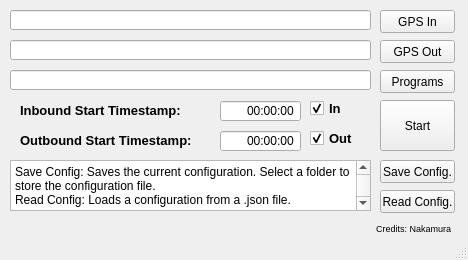
N4kamura/GREEN_WAVES, file interface/interface.ui: the form before one commit.
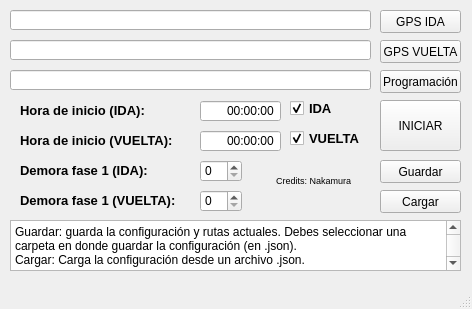
The form after the commit.

Patch:
```diff
--- a/interface/interface.ui
+++ b/interface/interface.ui
@@ -6,20 +6,20 @@
    <rect>
     <x>0</x>
     <y>0</y>
-    <width>468</width>
-    <height>260</height>
+    <width>472</width>
+    <height>309</height>
    </rect>
   </property>
   <property name="minimumSize">
    <size>
-    <width>468</width>
-    <height>194</height>
+    <width>472</width>
+    <height>309</height>
    </size>
   </property>
   <property name="maximumSize">
    <size>
-    <width>468</width>
-    <height>300</height>
+    <width>472</width>
+    <height>309</height>
    </size>
   </property>
   <property name="windowTitle">
@@ -41,12 +41,12 @@
      <rect>
       <x>380</x>
       <y>10</y>
-      <width>75</width>
+      <width>81</width>
       <height>23</height>
      </rect>
     </property>
     <property name="text">
-     <string>GPS In</string>
+     <string>GPS IDA</string>
     </property>
    </widget>
    <widget class="QLineEdit" name="programLine">
@@ -64,12 +64,12 @@
      <rect>
       <x>380</x>
       <y>70</y>
-      <width>75</width>
+      <width>81</width>
       <height>23</height>
      </rect>
     </property>
     <property name="text">
-     <string>Programs</string>
+     <string>Programación</string>
     </property>
    </widget>
    <widget class="QPushButton" name="startButton">
@@ -77,12 +77,12 @@
      <rect>
       <x>380</x>
       <y>100</y>
-      <width>75</width>
+      <width>81</width>
       <height>51</height>
      </rect>
     </property>
     <property name="text">
-     <string>Start</string>
+     <string>INICIAR</string>
     </property>
    </widget>
    <widget class="QLabel" name="label">
@@ -90,7 +90,7 @@
      <rect>
       <x>20</x>
       <y>100</y>
-      <width>191</width>
+      <width>171</width>
       <height>21</height>
      </rect>
     </property>
@@ -102,13 +102,13 @@
      </font>
     </property>
     <property name="text">
-     <string>Inbound Start Timestamp: </string>
+     <string>Hora de inicio (IDA):</string>
     </property>
    </widget>
    <widget class="QTimeEdit" name="in_timeEdit">
     <property name="geometry">
      <rect>
-      <x>220</x>
+      <x>200</x>
       <y>100</y>
       <width>81</width>
       <height>22</height>
@@ -129,7 +129,7 @@
      <rect>
       <x>20</x>
       <y>130</y>
-      <width>191</width>
+      <width>171</width>
       <height>21</height>
      </rect>
     </property>
@@ -141,13 +141,13 @@
      </font>
     </property>
     <property name="text">
-     <string>Outbound Start Timestamp: </string>
+     <string>Hora de inicio (VUELTA):</string>
     </property>
    </widget>
    <widget class="QTimeEdit" name="out_timeEdit">
     <property name="geometry">
      <rect>
-      <x>220</x>
+      <x>200</x>
       <y>130</y>
       <width>81</width>
       <height>22</height>
@@ -166,10 +166,10 @@
    <widget class="QLabel" name="label_3">
     <property name="geometry">
      <rect>
-      <x>330</x>
-      <y>220</y>
-      <width>121</width>
-      <height>16</height>
+      <x>270</x>
+      <y>170</y>
+      <width>81</width>
+      <height>20</height>
      </rect>
     </property>
     <property name="font">
@@ -189,9 +189,9 @@
    <widget class="QCheckBox" name="in_checkBox">
     <property name="geometry">
      <rect>
-      <x>310</x>
+      <x>290</x>
       <y>100</y>
-      <width>61</width>
+      <width>71</width>
       <height>17</height>
      </rect>
     </property>
@@ -203,7 +203,7 @@
      </font>
     </property>
     <property name="text">
-     <string>In</string>
+     <string>IDA</string>
     </property>
     <property name="checked">
      <bool>true</bool>
@@ -212,9 +212,9 @@
    <widget class="QCheckBox" name="out_checkBox">
     <property name="geometry">
      <rect>
-      <x>310</x>
+      <x>290</x>
       <y>130</y>
-      <width>61</width>
+      <width>81</width>
       <height>17</height>
      </rect>
     </property>
@@ -226,7 +226,7 @@
      </font>
     </property>
     <property name="text">
-     <string>Out</string>
+     <string>VUELTA</string>
     </property>
     <property name="checked">
      <bool>true</bool>
@@ -237,12 +237,12 @@
      <rect>
       <x>380</x>
       <y>40</y>
-      <width>75</width>
+      <width>81</width>
       <height>23</height>
      </rect>
     </property>
     <property name="text">
-     <string>GPS Out</string>
+     <string>GPS VUELTA</string>
     </property>
    </widget>
    <widget class="QLineEdit" name="outLine">
@@ -260,12 +260,12 @@
      <rect>
       <x>380</x>
       <y>160</y>
-      <width>75</width>
+      <width>81</width>
       <height>23</height>
      </rect>
     </property>
     <property name="text">
-     <string>Save Config.</string>
+     <string>Guardar</string>
     </property>
    </widget>
    <widget class="QPushButton" name="readButton">
@@ -273,20 +273,20 @@
      <rect>
       <x>380</x>
       <y>190</y>
-      <width>75</width>
+      <width>81</width>
       <height>23</height>
      </rect>
     </property>
     <property name="text">
-     <string>Read Config.</string>
+     <string>Cargar</string>
     </property>
    </widget>
    <widget class="QPlainTextEdit" name="plainTextEdit">
     <property name="geometry">
      <rect>
       <x>10</x>
-      <y>160</y>
-      <width>361</width>
+      <y>220</y>
+      <width>451</width>
       <height>51</height>
      </rect>
     </property>
@@ -294,8 +294,68 @@
      <bool>true</bool>
     </property>
     <property name="plainText">
-     <string>Save Config: Saves the current configuration. Select a folder to store the configuration file.
-Read Config: Loads a configuration from a .json file.</string>
+     <string>Guardar: guarda la configuración y rutas actuales. Debes seleccionar una carpeta en donde guardar la configuración (en .json).
+Cargar: Carga la configuración desde un archivo .json.</string>
+    </property>
+   </widget>
+   <widget class="QLabel" name="label_4">
+    <property name="geometry">
+     <rect>
+      <x>20</x>
+      <y>160</y>
+      <width>171</width>
+      <height>21</height>
+     </rect>
+    </property>
+    <property name="font">
+     <font>
+      <pointsize>10</pointsize>
+      <weight>75</weight>
+      <bold>true</bold>
+     </font>
+    </property>
+    <property name="text">
+     <string>Demora fase 1 (IDA):</string>
+    </property>
+   </widget>
+   <widget class="QLabel" name="label_5">
+    <property name="geometry">
+     <rect>
+      <x>20</x>
+      <y>190</y>
+      <width>171</width>
+      <height>21</height>
+     </rect>
+    </property>
+    <property name="font">
+     <font>
+      <pointsize>10</pointsize>
+      <weight>75</weight>
+      <bold>true</bold>
+     </font>
+    </property>
+    <property name="text">
+     <string>Demora fase 1 (VUELTA):</string>
+    </property>
+   </widget>
+   <widget class="QSpinBox" name="delay_in_spinBox">
+    <property name="geometry">
+     <rect>
+      <x>200</x>
+      <y>160</y>
+      <width>42</width>
+      <height>22</height>
+     </rect>
+    </property>
+   </widget>
+   <widget class="QSpinBox" name="delay_out_spinBox">
+    <property name="geometry">
+     <rect>
+      <x>200</x>
+      <y>190</y>
+      <width>42</width>
+      <height>22</height>
+     </rect>
     </property>
    </widget>
   </widget>
```
Left out of the diff: 18 changed lines with no effect on the pictures.
